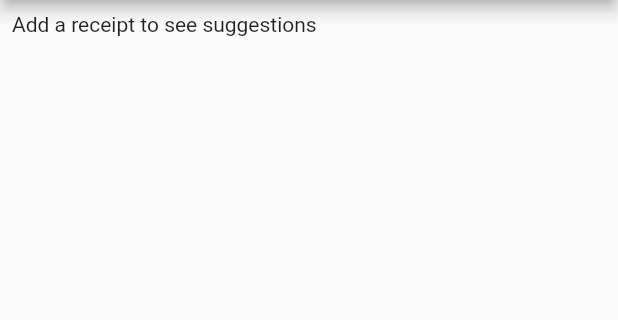
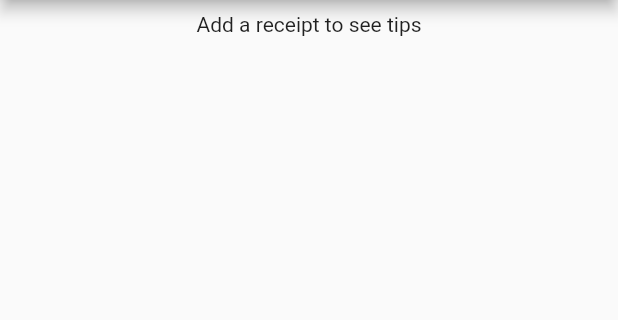
Before and after one commit to JacobAagaard/GoGreen, a Flutter app: the TipsWidget screen opened directly, on a phone screen of 412 x 824 dp, the part 84-404 px from its top. Run offline on Flutter 3.47's test engine with Material 2 defaults, Android fonts, the phone set to English and light mode, and no system bars; our stand-ins replace charts_flutter, flutter_svg, sembast, shared_preferences; accounts and stored records are empty.

Commit message:
Center text in tips

```diff
--- a/gogreen/lib/tips/tipsWidget.dart
+++ b/gogreen/lib/tips/tipsWidget.dart
@@ -94,8 +94,10 @@ class _TipsWidgetState extends State<TipsWidget> {
                         new EmissionDataService();
 
                     children.add(Center(
-                      child:
-                          Text("Here are some tips to decrease your footprint", style: TextStyle(fontWeight: FontWeight.bold),),
+                      child: Text(
+                        "Here are some tips to decrease your footprint",
+                        style: TextStyle(fontWeight: FontWeight.bold),
+                      ),
                     ));
 
                     children.addAll(List.generate(
@@ -196,9 +198,7 @@ class _TipsWidgetState extends State<TipsWidget> {
                             Container(
                               child: Text(
                                 "Exchange $foodType with $suggestedFoodType and save $savings% CO₂",
-                                style: TextStyle(
-                                  fontStyle: FontStyle.italic
-                                ),
+                                style: TextStyle(fontStyle: FontStyle.italic),
                               ),
                             ),
                           ],
@@ -208,7 +208,7 @@ class _TipsWidgetState extends State<TipsWidget> {
                     ));
                   } else if (snapshot.hasData && snapshot.data.length == 0) {
                     children = <Widget>[
-                      Text("Add a receipt to see suggestions")
+                      Center(child: Text("Add a receipt to see tips"))
                     ];
                   } else if (snapshot.hasError) {
                     children = <Widget>[
```
